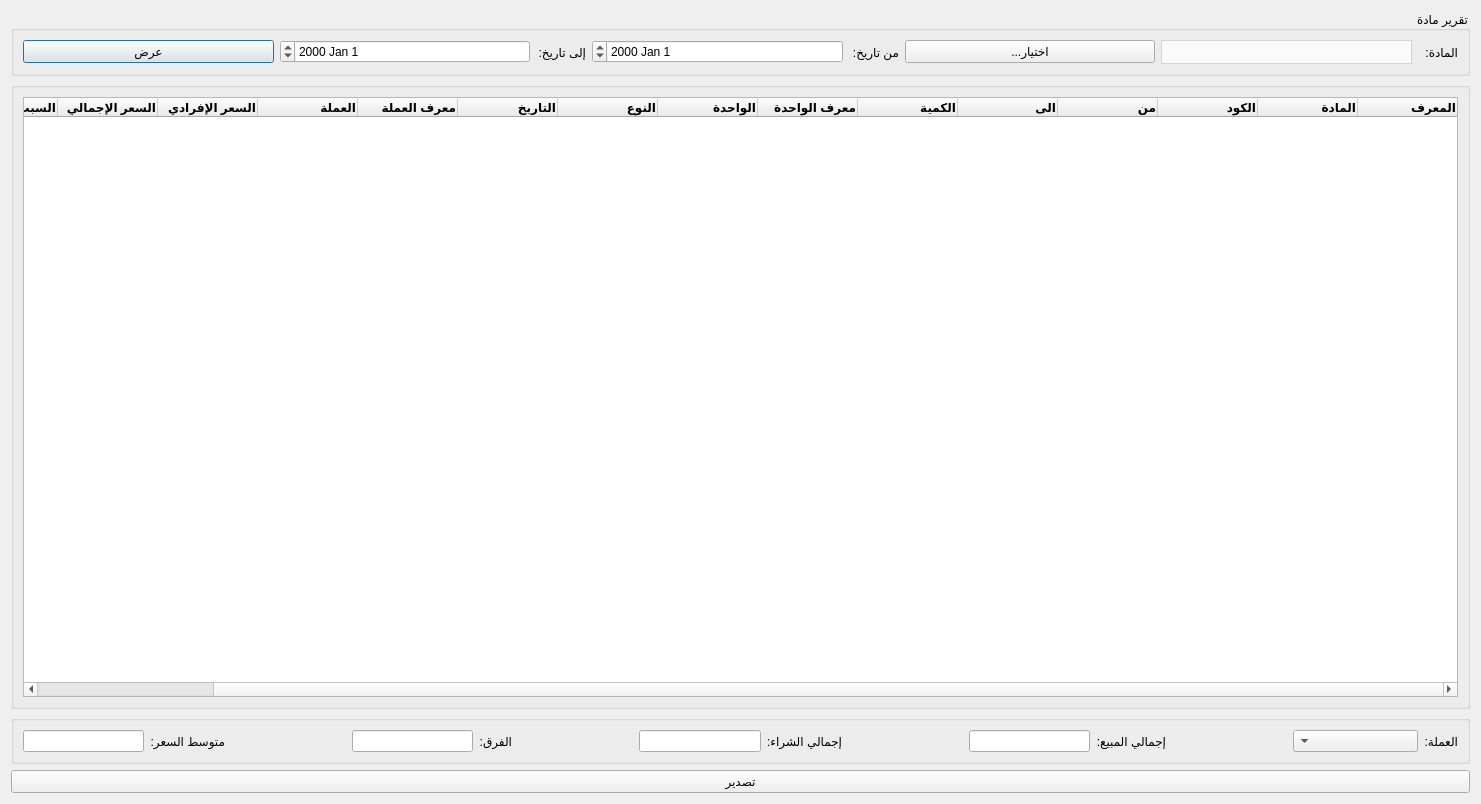
Qt form Ui_ProductProfitReport.ui (rabee361/E-commerce2) before a commit.
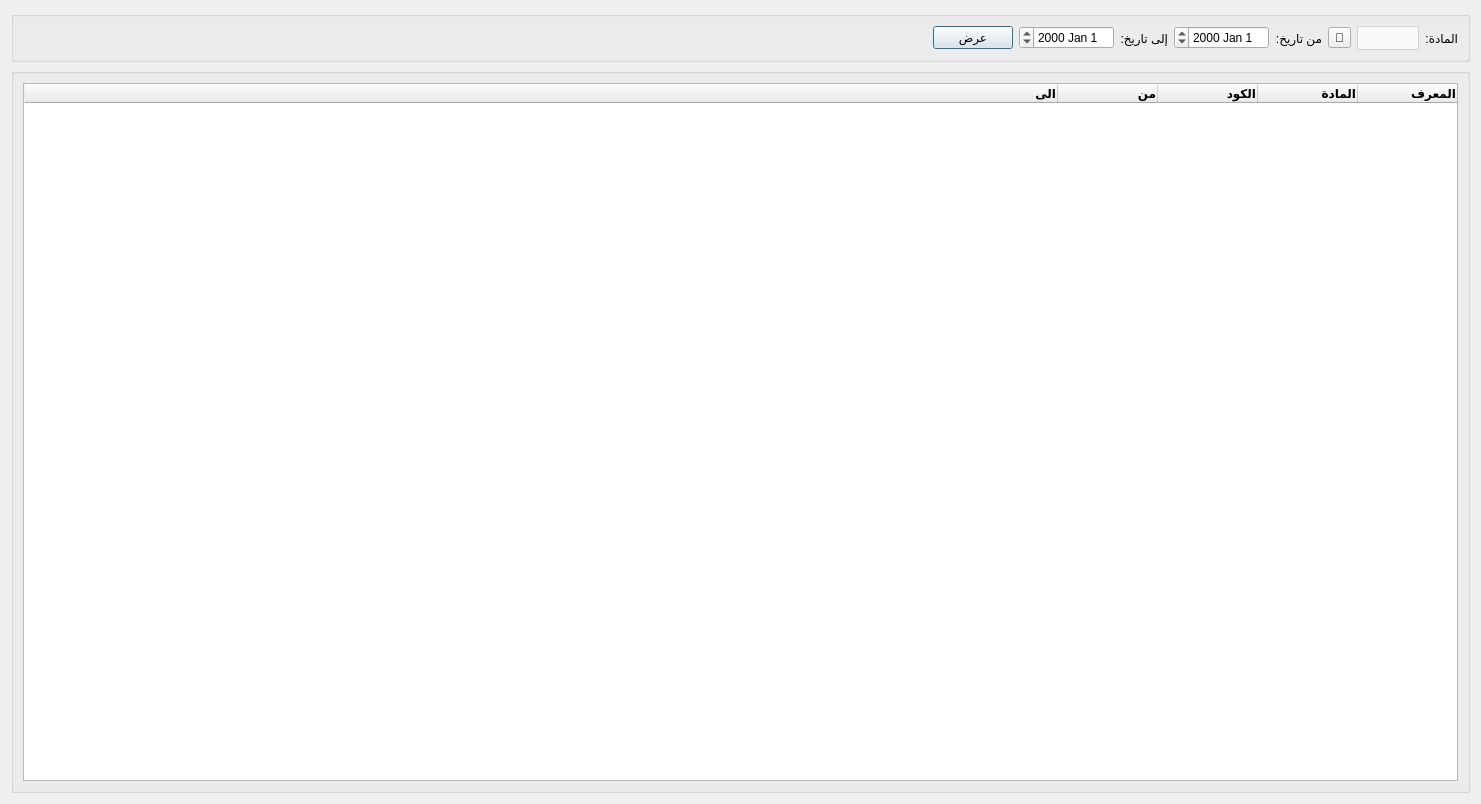
The same form after that commit. Icons and pictures are not drawn.

The edit to the form file:
```diff
--- a/Ui_ProductProfitReport.ui
+++ b/Ui_ProductProfitReport.ui
@@ -24,6 +24,101 @@
    <bool>true</bool>
   </property>
   <layout class="QGridLayout" name="gridLayout">
+   <item row="1" column="0">
+    <widget class="QGroupBox" name="groupBox_3">
+     <property name="maximumSize">
+      <size>
+       <width>16777215</width>
+       <height>1000</height>
+      </size>
+     </property>
+     <property name="layoutDirection">
+      <enum>Qt::RightToLeft</enum>
+     </property>
+     <property name="title">
+      <string/>
+     </property>
+     <layout class="QGridLayout" name="gridLayout_3">
+      <item row="0" column="0">
+       <widget class="QTableWidget" name="material_moves_table">
+        <attribute name="horizontalHeaderStretchLastSection">
+         <bool>true</bool>
+        </attribute>
+        <column>
+         <property name="text">
+          <string>المعرف</string>
+         </property>
+         <property name="font">
+          <font>
+           <weight>75</weight>
+           <bold>true</bold>
+          </font>
+         </property>
+         <property name="textAlignment">
+          <set>AlignTrailing|AlignVCenter</set>
+         </property>
+        </column>
+        <column>
+         <property name="text">
+          <string>المادة</string>
+         </property>
+         <property name="font">
+          <font>
+           <weight>75</weight>
+           <bold>true</bold>
+          </font>
+         </property>
+         <property name="textAlignment">
+          <set>AlignTrailing|AlignVCenter</set>
+         </property>
+        </column>
+        <column>
+         <property name="text">
+          <string>الكود</string>
+         </property>
+         <property name="font">
+          <font>
+           <weight>75</weight>
+           <bold>true</bold>
+          </font>
+         </property>
+         <property name="textAlignment">
+          <set>AlignTrailing|AlignVCenter</set>
+         </property>
+        </column>
+        <column>
+         <property name="text">
+          <string>من</string>
+         </property>
+         <property name="font">
+          <font>
+           <weight>75</weight>
+           <bold>true</bold>
+          </font>
+         </property>
+         <property name="textAlignment">
+          <set>AlignTrailing|AlignVCenter</set>
+         </property>
+        </column>
+        <column>
+         <property name="text">
+          <string>الى</string>
+         </property>
+         <property name="font">
+          <font>
+           <weight>75</weight>
+           <bold>true</bold>
+          </font>
+         </property>
+         <property name="textAlignment">
+          <set>AlignTrailing|AlignVCenter</set>
+         </property>
+        </column>
+       </widget>
+      </item>
+     </layout>
+    </widget>
+   </item>
    <item row="0" column="0">
     <widget class="QGroupBox" name="groupBox">
      <property name="maximumSize">
@@ -36,7 +131,7 @@
       <enum>Qt::RightToLeft</enum>
      </property>
      <property name="title">
-      <string>تقرير مادة</string>
+      <string/>
      </property>
      <layout class="QGridLayout" name="gridLayout_2">
       <item row="0" column="1">
@@ -54,6 +149,19 @@
         </property>
        </widget>
       </item>
+      <item row="0" column="8">
+       <spacer name="horizontalSpacer_5">
+        <property name="orientation">
+         <enum>Qt::Horizontal</enum>
+        </property>
+        <property name="sizeHint" stdset="0">
+         <size>
+          <width>40</width>
+          <height>20</height>
+         </size>
+        </property>
+       </spacer>
+      </item>
       <item row="0" column="3">
        <widget class="QLabel" name="label_2">
         <property name="maximumSize">
@@ -107,428 +215,15 @@
        <widget class="QDateEdit" name="from_date_input"/>
       </item>
       <item row="0" column="2">
-       <widget class="QPushButton" name="select_material_btn">
+       <widget class="QToolButton" name="select_material_btn">
         <property name="text">
-         <string>...اختيار</string>
+         <string>🔎</string>
         </property>
        </widget>
       </item>
      </layout>
     </widget>
    </item>
-   <item row="2" column="0">
-    <widget class="QGroupBox" name="groupBox_2">
-     <property name="maximumSize">
-      <size>
-       <width>16777215</width>
-       <height>60</height>
-      </size>
-     </property>
-     <property name="layoutDirection">
-      <enum>Qt::RightToLeft</enum>
-     </property>
-     <property name="title">
-      <string/>
-     </property>
-     <layout class="QGridLayout" name="gridLayout_4">
-      <item row="0" column="8">
-       <widget class="QLineEdit" name="total_buy_input">
-        <property name="enabled">
-         <bool>true</bool>
-        </property>
-        <property name="alignment">
-         <set>Qt::AlignCenter</set>
-        </property>
-        <property name="readOnly">
-         <bool>true</bool>
-        </property>
-       </widget>
-      </item>
-      <item row="0" column="6">
-       <spacer name="horizontalSpacer_2">
-        <property name="orientation">
-         <enum>Qt::Horizontal</enum>
-        </property>
-        <property name="sizeHint" stdset="0">
-         <size>
-          <width>40</width>
-          <height>20</height>
-         </size>
-        </property>
-       </spacer>
-      </item>
-      <item row="0" column="7">
-       <widget class="QLabel" name="label_5">
-        <property name="text">
-         <string>إجمالي الشراء:</string>
-        </property>
-       </widget>
-      </item>
-      <item row="0" column="14">
-       <spacer name="horizontalSpacer_4">
-        <property name="orientation">
-         <enum>Qt::Horizontal</enum>
-        </property>
-        <property name="sizeHint" stdset="0">
-         <size>
-          <width>40</width>
-          <height>20</height>
-         </size>
-        </property>
-       </spacer>
-      </item>
-      <item row="0" column="3">
-       <widget class="QLabel" name="label_4">
-        <property name="text">
-         <string>إجمالي المبيع:</string>
-        </property>
-       </widget>
-      </item>
-      <item row="0" column="9">
-       <spacer name="horizontalSpacer_3">
-        <property name="orientation">
-         <enum>Qt::Horizontal</enum>
-        </property>
-        <property name="sizeHint" stdset="0">
-         <size>
-          <width>40</width>
-          <height>20</height>
-         </size>
-        </property>
-       </spacer>
-      </item>
-      <item row="0" column="11">
-       <widget class="QLabel" name="label_7">
-        <property name="text">
-         <string>الفرق:</string>
-        </property>
-       </widget>
-      </item>
-      <item row="0" column="12">
-       <widget class="QLineEdit" name="difference_input">
-        <property name="enabled">
-         <bool>true</bool>
-        </property>
-        <property name="alignment">
-         <set>Qt::AlignCenter</set>
-        </property>
-        <property name="readOnly">
-         <bool>true</bool>
-        </property>
-       </widget>
-      </item>
-      <item row="0" column="0">
-       <widget class="QLabel" name="label_8">
-        <property name="text">
-         <string>العملة:</string>
-        </property>
-       </widget>
-      </item>
-      <item row="0" column="5">
-       <widget class="QLineEdit" name="total_sell_input">
-        <property name="enabled">
-         <bool>true</bool>
-        </property>
-        <property name="alignment">
-         <set>Qt::AlignCenter</set>
-        </property>
-        <property name="readOnly">
-         <bool>true</bool>
-        </property>
-       </widget>
-      </item>
-      <item row="0" column="16">
-       <widget class="QLineEdit" name="avg_price"/>
-      </item>
-      <item row="0" column="1">
-       <widget class="QComboBox" name="currency_combobox">
-        <property name="minimumSize">
-         <size>
-          <width>125</width>
-          <height>0</height>
-         </size>
-        </property>
-       </widget>
-      </item>
-      <item row="0" column="2">
-       <spacer name="horizontalSpacer">
-        <property name="orientation">
-         <enum>Qt::Horizontal</enum>
-        </property>
-        <property name="sizeHint" stdset="0">
-         <size>
-          <width>40</width>
-          <height>20</height>
-         </size>
-        </property>
-       </spacer>
-      </item>
-      <item row="0" column="15">
-       <widget class="QLabel" name="label_6">
-        <property name="text">
-         <string>متوسط السعر:</string>
-        </property>
-       </widget>
-      </item>
-     </layout>
-    </widget>
-   </item>
-   <item row="3" column="0">
-    <widget class="QPushButton" name="export_btn">
-     <property name="text">
-      <string>تصدير</string>
-     </property>
-    </widget>
-   </item>
-   <item row="1" column="0">
-    <widget class="QGroupBox" name="groupBox_3">
-     <property name="maximumSize">
-      <size>
-       <width>16777215</width>
-       <height>1000</height>
-      </size>
-     </property>
-     <property name="layoutDirection">
-      <enum>Qt::RightToLeft</enum>
-     </property>
-     <property name="title">
-      <string/>
-     </property>
-     <layout class="QGridLayout" name="gridLayout_3">
-      <item row="0" column="0">
-       <widget class="QTableWidget" name="material_moves_table">
-        <attribute name="horizontalHeaderStretchLastSection">
-         <bool>true</bool>
-        </attribute>
-        <column>
-         <property name="text">
-          <string>المعرف</string>
-         </property>
-         <property name="font">
-          <font>
-           <weight>75</weight>
-           <bold>true</bold>
-          </font>
-         </property>
-         <property name="textAlignment">
-          <set>AlignTrailing|AlignVCenter</set>
-         </property>
-        </column>
-        <column>
-         <property name="text">
-          <string>المادة</string>
-         </property>
-         <property name="font">
-          <font>
-           <weight>75</weight>
-           <bold>true</bold>
-          </font>
-         </property>
-         <property name="textAlignment">
-          <set>AlignTrailing|AlignVCenter</set>
-         </property>
-        </column>
-        <column>
-         <property name="text">
-          <string>الكود</string>
-         </property>
-         <property name="font">
-          <font>
-           <weight>75</weight>
-           <bold>true</bold>
-          </font>
-         </property>
-         <property name="textAlignment">
-          <set>AlignTrailing|AlignVCenter</set>
-         </property>
-        </column>
-        <column>
-         <property name="text">
-          <string>من</string>
-         </property>
-         <property name="font">
-          <font>
-           <weight>75</weight>
-           <bold>true</bold>
-          </font>
-         </property>
-         <property name="textAlignment">
-          <set>AlignTrailing|AlignVCenter</set>
-         </property>
-        </column>
-        <column>
-         <property name="text">
-          <string>الى</string>
-         </property>
-         <property name="font">
-          <font>
-           <weight>75</weight>
-           <bold>true</bold>
-          </font>
-         </property>
-         <property name="textAlignment">
-          <set>AlignTrailing|AlignVCenter</set>
-         </property>
-        </column>
-        <column>
-         <property name="text">
-          <string>الكمية</string>
-         </property>
-         <property name="font">
-          <font>
-           <weight>75</weight>
-           <bold>true</bold>
-          </font>
-         </property>
-         <property name="textAlignment">
-          <set>AlignTrailing|AlignVCenter</set>
-         </property>
-        </column>
-        <column>
-         <property name="text">
-          <string>معرف الواحدة</string>
-         </property>
-         <property name="font">
-          <font>
-           <weight>75</weight>
-           <bold>true</bold>
-          </font>
-         </property>
-         <property name="textAlignment">
-          <set>AlignTrailing|AlignVCenter</set>
-         </property>
-        </column>
-        <column>
-         <property name="text">
-          <string>الواحدة</string>
-         </property>
-         <property name="font">
-          <font>
-           <weight>75</weight>
-           <bold>true</bold>
-          </font>
-         </property>
-         <property name="textAlignment">
-          <set>AlignTrailing|AlignVCenter</set>
-         </property>
-        </column>
-        <column>
-         <property name="text">
-          <string>النوع</string>
-         </property>
-         <property name="font">
-          <font>
-           <weight>75</weight>
-           <bold>true</bold>
-          </font>
-         </property>
-         <property name="textAlignment">
-          <set>AlignTrailing|AlignVCenter</set>
-         </property>
-        </column>
-        <column>
-         <property name="text">
-          <string>التاريخ</string>
-         </property>
-         <property name="font">
-          <font>
-           <weight>75</weight>
-           <bold>true</bold>
-          </font>
-         </property>
-         <property name="textAlignment">
-          <set>AlignTrailing|AlignVCenter</set>
-         </property>
-        </column>
-        <column>
-         <property name="text">
-          <string>معرف العملة</string>
-         </property>
-         <property name="font">
-          <font>
-           <weight>75</weight>
-           <bold>true</bold>
-          </font>
-         </property>
-         <property name="textAlignment">
-          <set>AlignTrailing|AlignVCenter</set>
-         </property>
-        </column>
-        <column>
-         <property name="text">
-          <string>العملة</string>
-         </property>
-         <property name="font">
-          <font>
-           <weight>75</weight>
-           <bold>true</bold>
-          </font>
-         </property>
-         <property name="textAlignment">
-          <set>AlignTrailing|AlignVCenter</set>
-         </property>
-        </column>
-        <column>
-         <property name="text">
-          <string>السعر الإفرادي</string>
-         </property>
-         <property name="font">
-          <font>
-           <weight>75</weight>
-           <bold>true</bold>
-          </font>
-         </property>
-         <property name="textAlignment">
-          <set>AlignTrailing|AlignVCenter</set>
-         </property>
-        </column>
-        <column>
-         <property name="text">
-          <string>السعر الإجمالي</string>
-         </property>
-         <property name="font">
-          <font>
-           <weight>75</weight>
-           <bold>true</bold>
-          </font>
-         </property>
-         <property name="textAlignment">
-          <set>AlignTrailing|AlignVCenter</set>
-         </property>
-        </column>
-        <column>
-         <property name="text">
-          <string>السبب</string>
-         </property>
-         <property name="font">
-          <font>
-           <weight>75</weight>
-           <bold>true</bold>
-          </font>
-         </property>
-         <property name="textAlignment">
-          <set>AlignTrailing|AlignVCenter</set>
-         </property>
-        </column>
-        <column>
-         <property name="text">
-          <string>معرف السبب</string>
-         </property>
-         <property name="font">
-          <font>
-           <weight>75</weight>
-           <bold>true</bold>
-          </font>
-         </property>
-         <property name="textAlignment">
-          <set>AlignTrailing|AlignVCenter</set>
-         </property>
-        </column>
-       </widget>
-      </item>
-     </layout>
-    </widget>
-   </item>
   </layout>
  </widget>
  <resources/>
```
Left out of the diff: 78 changed lines with no effect on the pictures.
